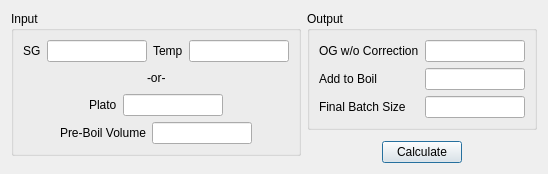
Old version of the form ui/ogAdjuster.ui in the repository Brewtarget/brewtarget.
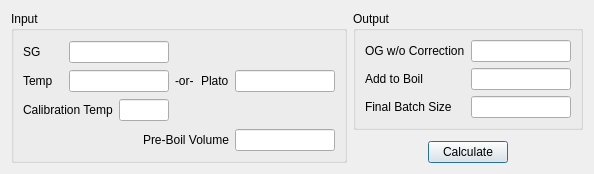
New version of the form.

Commit message: Some layout changes mostly. Thanks to Ted Wright for the patches!

The edit to the form file:
```diff
--- a/ui/ogAdjuster.ui
+++ b/ui/ogAdjuster.ui
@@ -6,7 +6,7 @@
    <rect>
     <x>0</x>
     <y>0</y>
-    <width>527</width>
+    <width>582</width>
     <height>174</height>
    </rect>
   </property>
@@ -15,16 +15,16 @@
   </property>
   <layout class="QHBoxLayout" name="horizontalLayout_11">
    <item>
-    <layout class="QVBoxLayout" name="verticalLayout_4">
-     <item>
       <widget class="QGroupBox" name="groupBox">
        <property name="title">
         <string>Input</string>
        </property>
+     <layout class="QVBoxLayout" name="verticalLayout_6">
+      <item>
+       <layout class="QHBoxLayout" name="horizontalLayout_9">
+        <item>
        <layout class="QVBoxLayout" name="verticalLayout">
         <item>
-         <layout class="QHBoxLayout" name="horizontalLayout_4">
-          <item>
            <layout class="QHBoxLayout" name="horizontalLayout_2">
             <item>
              <widget class="QLabel" name="label">
@@ -64,7 +64,7 @@
            </layout>
           </item>
           <item>
-           <layout class="QHBoxLayout" name="horizontalLayout_3">
+           <layout class="QHBoxLayout" name="horizontalLayout">
             <item>
              <widget class="QLabel" name="label_2">
               <property name="sizePolicy">
@@ -102,19 +102,46 @@
             </item>
            </layout>
           </item>
-         </layout>
-        </item>
+          <item>
+           <layout class="QHBoxLayout" name="horizontalLayout_3">
+            <item>
+             <widget class="QLabel" name="label_9">
+              <property name="text">
+               <string>Calibration Temp</string>
+              </property>
+             </widget>
+            </item>
+            <item>
+             <widget class="QLineEdit" name="lineEdit_calTemp">
+              <property name="sizePolicy">
+               <sizepolicy hsizetype="Fixed" vsizetype="Fixed">
+                <horstretch>0</horstretch>
+                <verstretch>0</verstretch>
+               </sizepolicy>
+              </property>
+              <property name="maximumSize">
+               <size>
+                <width>50</width>
+                <height>16777215</height>
+               </size>
+              </property>
+             </widget>
+            </item>
+           </layout>
+          </item>
+         </layout>
+        </item>
         <item>
-         <layout class="QHBoxLayout" name="horizontalLayout_5">
+         <layout class="QVBoxLayout" name="verticalLayout_4">
           <item>
-           <spacer name="horizontalSpacer">
+           <spacer name="verticalSpacer">
             <property name="orientation">
-             <enum>Qt::Horizontal</enum>
+             <enum>Qt::Vertical</enum>
             </property>
             <property name="sizeHint" stdset="0">
              <size>
-              <width>40</width>
-              <height>20</height>
+              <width>20</width>
+              <height>40</height>
              </size>
             </property>
            </spacer>
@@ -127,14 +154,14 @@
            </widget>
           </item>
           <item>
-           <spacer name="horizontalSpacer_2">
+           <spacer name="verticalSpacer_3">
             <property name="orientation">
-             <enum>Qt::Horizontal</enum>
+             <enum>Qt::Vertical</enum>
             </property>
             <property name="sizeHint" stdset="0">
              <size>
-              <width>40</width>
-              <height>20</height>
+              <width>20</width>
+              <height>40</height>
              </size>
             </property>
            </spacer>
@@ -142,20 +169,22 @@
          </layout>
         </item>
         <item>
-         <layout class="QHBoxLayout" name="horizontalLayout">
+         <layout class="QVBoxLayout" name="verticalLayout_5">
           <item>
-           <spacer name="horizontalSpacer_3">
+           <spacer name="verticalSpacer_4">
             <property name="orientation">
-             <enum>Qt::Horizontal</enum>
+             <enum>Qt::Vertical</enum>
             </property>
             <property name="sizeHint" stdset="0">
              <size>
-              <width>40</width>
-              <height>20</height>
+              <width>20</width>
+              <height>40</height>
              </size>
             </property>
            </spacer>
           </item>
+          <item>
+           <layout class="QHBoxLayout" name="horizontalLayout_4">
           <item>
            <widget class="QLabel" name="label_4">
             <property name="sizePolicy">
@@ -191,25 +220,29 @@
             </property>
            </widget>
           </item>
+           </layout>
+          </item>
           <item>
-           <spacer name="horizontalSpacer_4">
+           <spacer name="verticalSpacer_5">
             <property name="orientation">
-             <enum>Qt::Horizontal</enum>
+             <enum>Qt::Vertical</enum>
             </property>
             <property name="sizeHint" stdset="0">
              <size>
-              <width>40</width>
-              <height>20</height>
+              <width>20</width>
+              <height>40</height>
              </size>
             </property>
            </spacer>
           </item>
          </layout>
         </item>
+       </layout>
+      </item>
         <item>
-         <layout class="QHBoxLayout" name="horizontalLayout_9">
+       <layout class="QHBoxLayout" name="horizontalLayout_5">
           <item>
-           <spacer name="horizontalSpacer_7">
+         <spacer name="horizontalSpacer">
             <property name="orientation">
              <enum>Qt::Horizontal</enum>
             </property>
@@ -250,38 +283,10 @@
             </property>
            </widget>
           </item>
-          <item>
-           <spacer name="horizontalSpacer_8">
-            <property name="orientation">
-             <enum>Qt::Horizontal</enum>
-            </property>
-            <property name="sizeHint" stdset="0">
-             <size>
-              <width>40</width>
-              <height>20</height>
-             </size>
-            </property>
-           </spacer>
-          </item>
          </layout>
         </item>
        </layout>
       </widget>
-     </item>
-     <item>
-      <spacer name="verticalSpacer">
-       <property name="orientation">
-        <enum>Qt::Vertical</enum>
-       </property>
-       <property name="sizeHint" stdset="0">
-        <size>
-         <width>20</width>
-         <height>40</height>
-        </size>
-       </property>
-      </spacer>
-     </item>
-    </layout>
    </item>
    <item>
     <layout class="QVBoxLayout" name="verticalLayout_3">
```
Lines whose indentation alone changed are shown as unchanged. The commit also changes 4 other files.
